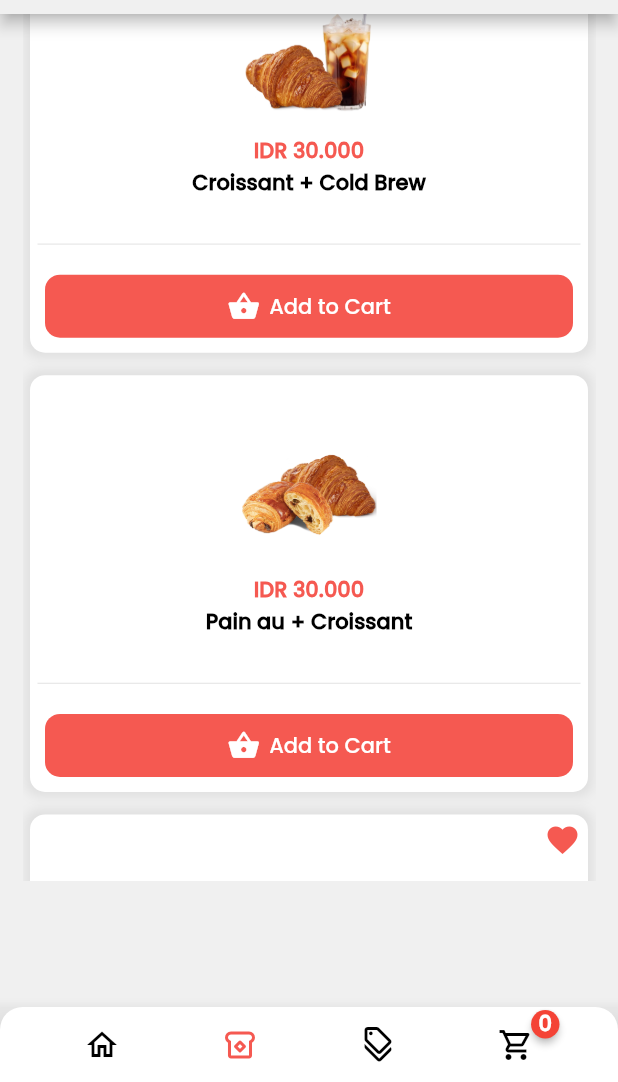
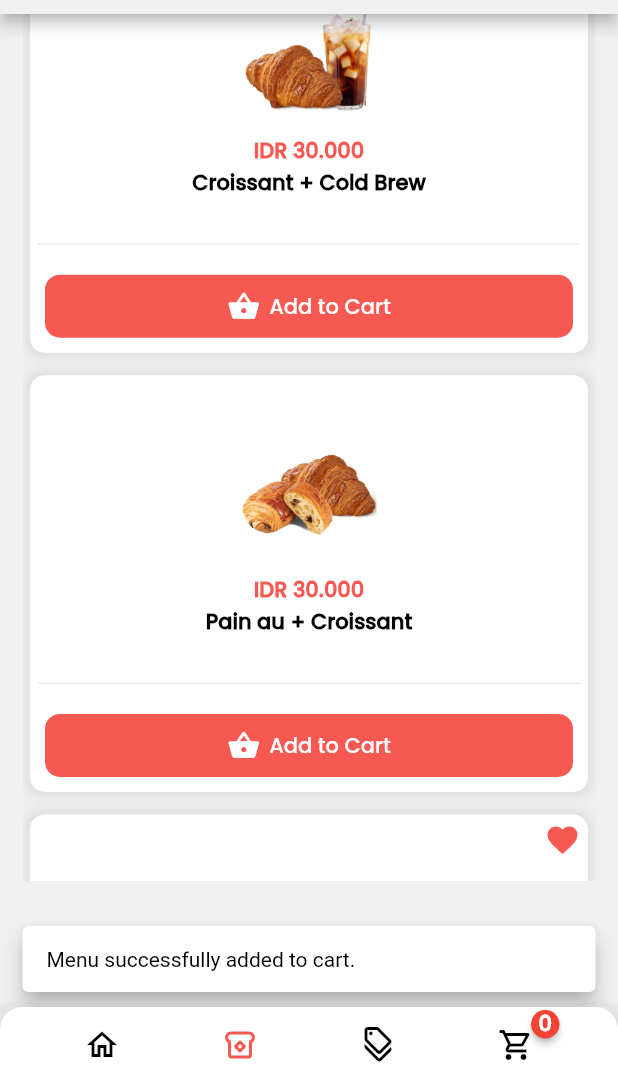
Before and after one commit to lookas15/IEatBread, a Flutter app: the screen it shows after launch, scrolled down 56 dp, after a tap on "Add to Cart", on a phone screen of 412 x 824 dp, the part 154-1236 px from its top. Run offline on Flutter 3.47's test engine with Material 2 defaults, Android fonts, the phone set to English and light mode, and no system bars; drawn by our look-alikes of badges; our stand-ins replace shared_preferences, sqflite; accounts and stored records are empty.

Commit message:
Adding notification when user adding menu

```diff
--- a/lib/Widgets/MenuCard.dart
+++ b/lib/Widgets/MenuCard.dart
@@ -3,6 +3,7 @@ import 'package:product_listtt/data/CartProvider.dart';
 import 'package:product_listtt/data/DBHelper.dart';
 import 'package:product_listtt/models/menu_model.dart' as menu_model;
 import 'package:product_listtt/models/cart_model.dart';
+import 'package:product_listtt/screens/OrderCart.dart';
 import 'package:provider/provider.dart';
 
 class MenuCard extends StatefulWidget {
@@ -21,8 +22,7 @@ class _MenuCardState extends State<MenuCard> {
   Widget build(BuildContext context) {
     final cart = Provider.of<CartProvider>(context);
     void saveData(int index) {
-      dbHelper
-          .insert(
+      dbHelper.insertOrUpdate(
         Cart(
           id: index,
           productId: menu[index].id.toString(),
@@ -34,11 +34,12 @@ class _MenuCardState extends State<MenuCard> {
           image: menu[index].imageUrl,
         ),
       )
-          .then((value) {
+      .then((value) {
         cart.addTotalPrice(menu[index].price.toDouble());
         cart.addCounter();
         print('Product Added to cart');
-      }).onError((error, stackTrace) {
+      })
+      .onError((error, stackTrace) {
         print(error.toString());
       });
     }
@@ -131,6 +132,21 @@ class _MenuCardState extends State<MenuCard> {
                               InkWell(
                                   onTap: () {
                                     saveData(index);
+                                    ScaffoldMessenger.of(context).showSnackBar(
+                                      SnackBar(
+                                        backgroundColor: Color.fromARGB(255, 255, 255, 255),
+                                        content: const Text(
+                                          'Menu successfully added to cart.',
+                                          style: TextStyle(
+                                            color: Colors.black
+                                          ),
+                                        ),
+                                        behavior: SnackBarBehavior.floating,
+                                        duration: Duration(
+                                            seconds: 1
+                                        ),
+                                      ),
+                                    );
                                   },
                                   child: Padding(
                                       padding: const EdgeInsets.symmetric(
```
